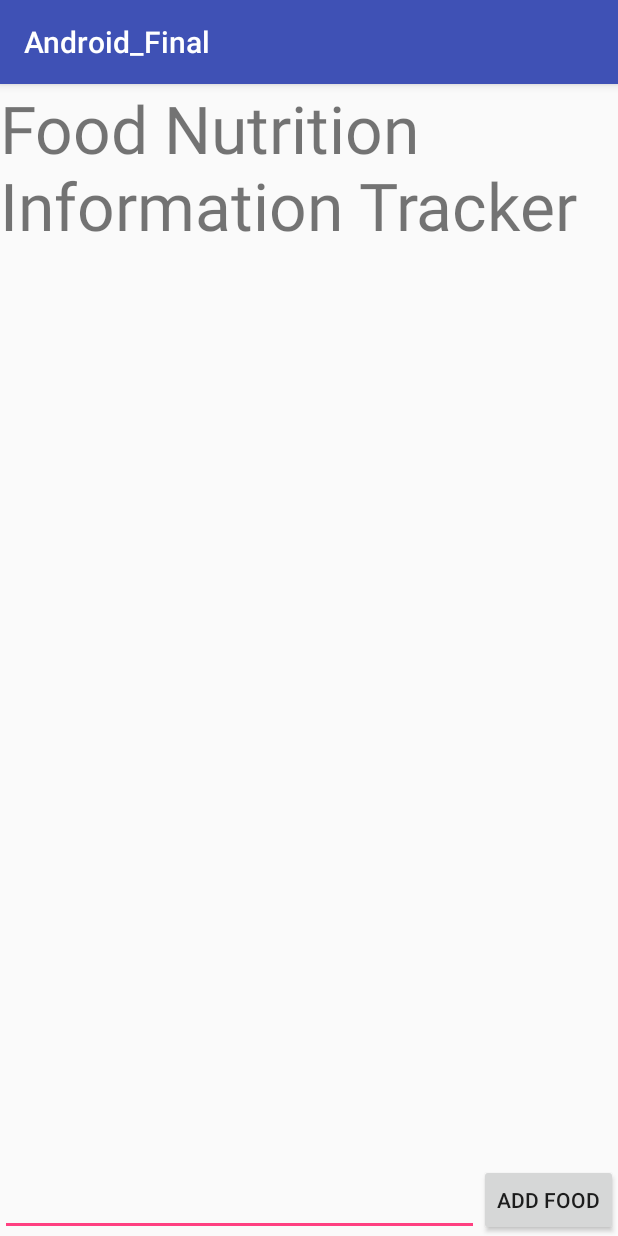
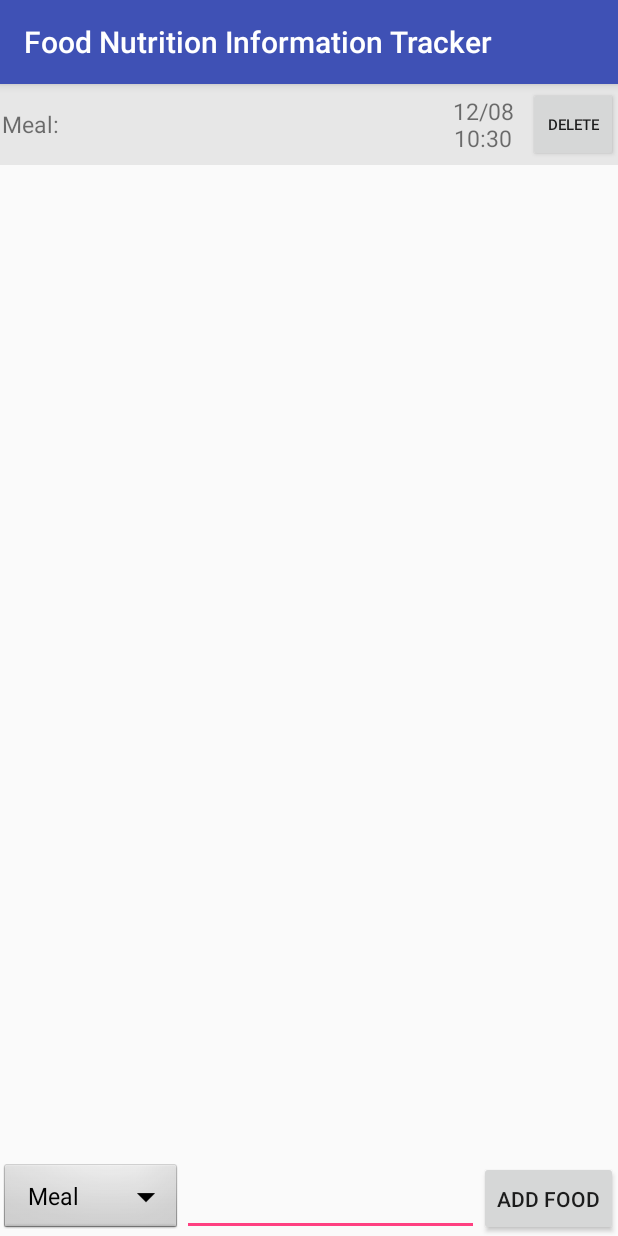
Before and after one commit to Chou0117/AndroidFinalProjectV3, an Android app: the FoodActivity screen opened directly, with no data from a screen before it, after a tap on "ADD FOOD", on a phone screen of 412 x 824 dp. Run offline under Robolectric (Android 15) with nearby library versions, the phone set to English and light mode, and no system bars.

Commit message:
20171207 All Progress set up basic Components Add food item input function Add list view show item function Styling

```diff
--- a/app/src/main/java/com/example/antho/android_final/FoodActivity.java
+++ b/app/src/main/java/com/example/antho/android_final/FoodActivity.java
@@ -10,36 +10,63 @@ import android.view.LayoutInflater;
 import android.view.View;
 import android.view.ViewGroup;
 import android.view.Window;
+import android.view.WindowManager;
 import android.widget.Button;
 import android.widget.EditText;
 import android.widget.ImageButton;
 import android.widget.ListView;
 import android.widget.ArrayAdapter;
+import android.widget.Spinner;
 import android.widget.TextView;
 
+import java.text.SimpleDateFormat;
 import java.util.ArrayList;
+import java.util.Date;
 
 public class FoodActivity extends AppCompatActivity {
     protected static final String ACTIVITY_NAME = "FoodActivity";
 
+/*
+    TODO Database
+    TODO Calories, Total Fat, Total Carbohydrate
+    TODO Current / Yesterday Average Calories
+    TODO Order Sort
+*/
+
+    //Spinner
+    ArrayAdapter<String> foodTypeAdapter;
+    Spinner foodTypeDropdown;
+    //Input Edit Text
+    EditText foodEditText;
+    //Add Item Button
+    Button foodAddButton;
+    //ListView
     ArrayList<String> foodInformation = new ArrayList<>();
     ListView foodWindow;
-    EditText foodEditText;
     InfoAdapter informationAdapter;
-    Button foodAddButton;
 
     @Override
     protected void onCreate(Bundle savedInstanceState) {
+        setTitle("Food Nutrition Information Tracker");
         Log.i(ACTIVITY_NAME, "In onCreate()");
         super.onCreate(savedInstanceState);
 
+        getWindow().setSoftInputMode(WindowManager.LayoutParams.SOFT_INPUT_STATE_ALWAYS_HIDDEN);
+
         this.requestWindowFeature(Window.FEATURE_NO_TITLE);
         setContentView(R.layout.activity_food);
-//Test
-        foodWindow = findViewById(R.id.foodWindow);
+
+
+        //Set up food type Spinner
+        foodTypeDropdown = findViewById(R.id.foodTypeSpinner);
+        String[] items = new String[]{"Meal", "Drink", "Snack"};
+        foodTypeAdapter = new ArrayAdapter<>(this, android.R.layout.simple_spinner_dropdown_item, items);
+        foodTypeDropdown.setAdapter(foodTypeAdapter);
+
         foodEditText = findViewById(R.id.foodEditText);
         foodAddButton = findViewById(R.id.foodAddButton);
-//        informationAdapter = new ChatAdapter(this);
+        foodWindow = findViewById(R.id.foodWindow);
+        informationAdapter = new InfoAdapter(this);
 
         foodAddButton.setOnClickListener(new View.OnClickListener() {
             @Override
@@ -75,10 +102,20 @@ public class FoodActivity extends AppCompatActivity {
         public View getView(int position, View convertView, ViewGroup Parent) {
             LayoutInflater inflater = FoodActivity.this.getLayoutInflater();
             View result;
-                result = inflater.inflate(R.layout.food_item_row, null);
+            result = inflater.inflate(R.layout.food_item_row, null);
 
-//            TextView message = result.findViewById(R.id.food_item_info_text);
-//            message.setText(getItem(position));
+            TextView foodItemType = result.findViewById(R.id.food_item_type_text);
+            foodItemType.setText(foodTypeDropdown.getSelectedItem().toString()+":  ");
+
+            TextView foodItem = result.findViewById(R.id.food_item_info_text);
+            foodItem.setText(getItem(position));
+
+            TextView time = result.findViewById(R.id.food_item_time);
+            long currentTime = System.currentTimeMillis();
+            SimpleDateFormat sdf = new SimpleDateFormat("MM/dd  HH:mm");
+            Date netDate = (new Date(currentTime));
+            time.setText(sdf.format(netDate));
+
             return result;
         }
     }
--- /dev/null
+++ b/app/src/main/res/drawable/food_item_back.xml
@@ -0,0 +1,9 @@
+<?xml version="1.0" encoding="utf-8"?>
+    <shape xmlns:android="http://schemas.android.com/apk/res/android" android:shape="rectangle" >
+        <solid android:color="@color/food_row_background_color" />
+        <stroke android:width="2dp" android:color="@color/food_row_border_color"/>
+    <padding
+        android:bottom="2dp"
+        android:left="1dp"
+        android:top="2dp" />
+    </shape>
--- a/app/src/main/res/layout/activity_food.xml
+++ b/app/src/main/res/layout/activity_food.xml
@@ -1,21 +1,8 @@
 <?xml version="1.0" encoding="utf-8"?>
 <RelativeLayout xmlns:android="http://schemas.android.com/apk/res/android"
-    xmlns:app="http://schemas.android.com/apk/res-auto"
-    xmlns:tools="http://schemas.android.com/tools"
     android:layout_width="match_parent"
     android:layout_height="match_parent"
     android:orientation="vertical">
-
-    <TextView
-        android:id="@+id/foodTitle"
-        android:layout_width="wrap_content"
-        android:layout_height="wrap_content"
-        android:text="Food Nutrition Information Tracker"
-        android:textSize="44sp"
-        android:layout_alignParentEnd="true"
-        android:layout_alignParentStart="true"
-        android:layout_alignParentTop="true"
-        />
 
     <ListView
         android:id="@+id/foodWindow"
@@ -23,22 +10,29 @@
         android:layout_height="wrap_content"
         android:layout_alignParentEnd="true"
         android:layout_alignParentStart="true"
-        android:layout_alignParentTop="true"
-        android:layout_below="@+id/foodTitle"
-        />
+        android:layout_alignParentTop="true" />
+
+    <Spinner
+        android:id="@+id/foodTypeSpinner"
+        android:layout_width="wrap_content"
+        android:layout_height="50dp"
+        android:layout_alignParentBottom="true"
+        android:layout_alignParentStart="true"
+        android:background="@android:drawable/btn_dropdown"
+        android:spinnerMode="dropdown" />
 
     <EditText
         android:id="@+id/foodEditText"
-        android:layout_width="wrap_content"
-        android:layout_height="wrap_content"
+        android:layout_width="fill_parent"
+        android:layout_height="50dp"
         android:layout_alignParentBottom="true"
-        android:layout_alignParentStart="true"
-        android:layout_toLeftOf="@+id/foodAddButton" />
+        android:layout_toRightOf="@id/foodTypeSpinner"
+        android:layout_toLeftOf="@id/foodAddButton"/>
 
     <Button
         android:id="@+id/foodAddButton"
         android:layout_width="wrap_content"
-        android:layout_height="wrap_content"
+        android:layout_height="50dp"
         android:layout_alignParentBottom="true"
         android:layout_alignParentEnd="true"
         android:text="Add Food" />
--- a/app/src/main/res/layout/food_item_row.xml
+++ b/app/src/main/res/layout/food_item_row.xml
@@ -1,6 +1,41 @@
 <?xml version="1.0" encoding="utf-8"?>
 <LinearLayout xmlns:android="http://schemas.android.com/apk/res/android"
-    android:orientation="vertical" android:layout_width="match_parent"
-    android:layout_height="match_parent">
+    android:layout_width="match_parent"
+    android:layout_height="50dp"
+    android:background="@drawable/food_item_back"
+    android:orientation="horizontal">
+
+    <TextView
+        android:id="@+id/food_item_type_text"
+        android:layout_width="wrap_content"
+        android:layout_height="match_parent"
+        android:textSize="15dp"
+        android:gravity="center"
+        android:singleLine="true" />
+
+    <TextView
+        android:id="@+id/food_item_info_text"
+        android:layout_width="wrap_content"
+        android:layout_height="match_parent"
+        android:layout_weight="1"
+        android:textSize="20dp"
+        android:gravity="left|center"
+        android:singleLine="true" />
+
+    <TextView
+        android:id="@+id/food_item_time"
+        android:layout_width="60dp"
+        android:layout_height="match_parent"
+        android:textSize="15dp"
+        android:gravity="center" />
+
+    <Button
+        android:id="@+id/food_item_delete_button"
+        android:layout_width="60dp"
+        android:layout_height="match_parent"
+        android:text="Delete"
+        android:textSize="10dp"
+        android:gravity="center" />
+
 
 </LinearLayout>
--- a/app/src/main/res/values/colors.xml
+++ b/app/src/main/res/values/colors.xml
@@ -3,4 +3,7 @@
     <color name="colorPrimary">#3F51B5</color>
     <color name="colorPrimaryDark">#303F9F</color>
     <color name="colorAccent">#FF4081</color>
+    <color name="food_row_background_color">#E7E7E7</color>
+    <color name="food_row_border_color">#E7E7E7</color>
+
 </resources>
--- a/app/src/main/res/values/strings.xml
+++ b/app/src/main/res/values/strings.xml
@@ -2,4 +2,5 @@
     <string name="app_name">Android_Final</string>
     <string name="title_activity__tracker">Activity_Tracker</string>
     <string name="action_settings">Settings</string>
+    <string name="foodRowDescription">Food Row</string>
 </resources>
```
